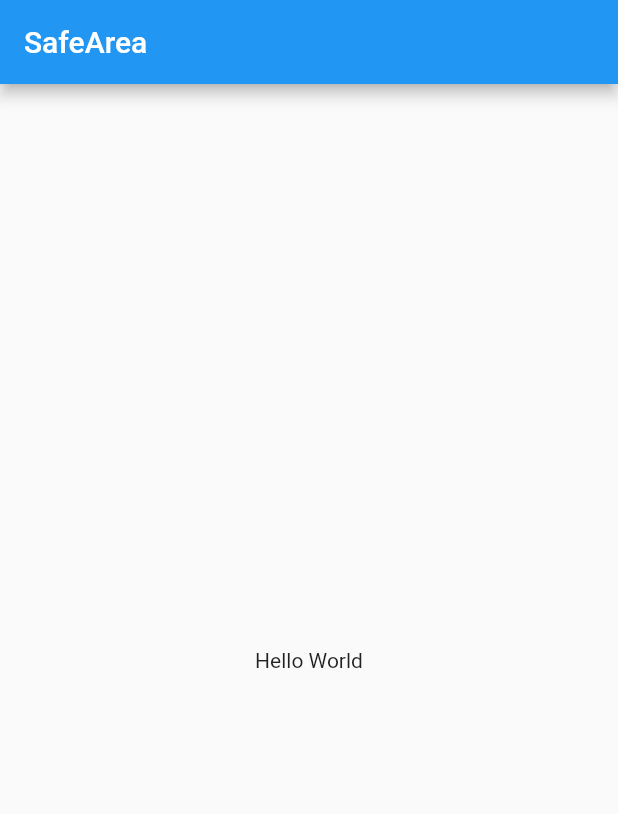
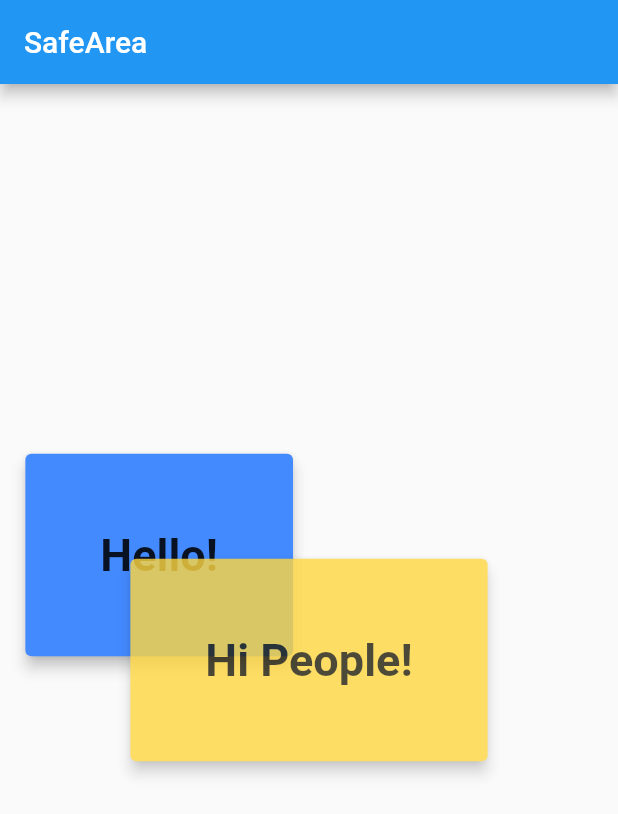
Before and after one commit to jesselima/widget_of_the_week, a Flutter app: the screen it shows after launch, on a phone screen of 412 x 824 dp. Shown: the top 814 px of the screen. Run offline on Flutter 3.47's test engine with Material 2 defaults, Android fonts, the phone set to English and light mode, and no system bars.

Commit message:
Opacity - How to use it. And also how to combine with Stack.

```diff
--- a/lib/main.dart
+++ b/lib/main.dart
@@ -1,4 +1,5 @@
 import 'package:flutter/material.dart';
+import 'package:flutter/rendering.dart';
 
 void main() => runApp(MyApp());
 
@@ -35,13 +36,41 @@ class _MyHomePageState extends State<MyHomePage> {
         title: Text("SafeArea"),
       ),
       body: Center(
-        child: Column(
-          mainAxisAlignment: MainAxisAlignment.center,
-          children: <Widget>[
-            Text("Hello World"),
-          ],
+        child: Stack(
+          children: [
+            MyCard(text: "Hello!", color: Colors.blueAccent),
+            Container(
+              padding: EdgeInsets.all(70),
+              child: Opacity(
+                  opacity: 0.8,
+                  child: MyCard(
+                      text: "Hi People!",
+                      color: Colors.amberAccent
+                  )
+              ),
+            ),
+        ],
         ),
       ),
     );
   }
 }
+
+class MyCard extends StatelessWidget {
+
+  final String text;
+  final Color color;
+  MyCard({this.text = "Hello World :D", this.color});
+
+  @override
+  Widget build(BuildContext context) {
+    return Container(
+      child: Card(
+        elevation: 4,
+        color: color,
+        borderOnForeground: true,
+        child: Padding(padding: EdgeInsets.all(50), child: Text(text, style: TextStyle(fontSize: 30, fontWeight: FontWeight.bold),)),
+      ),
+    );
+  }
+}
```
